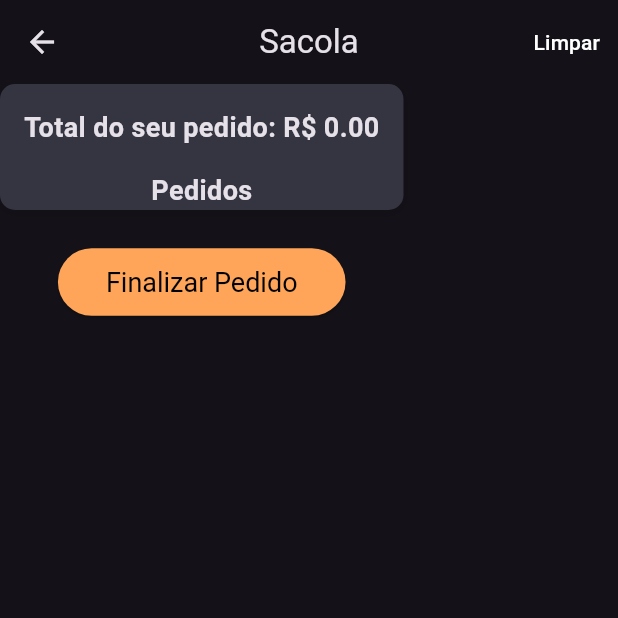
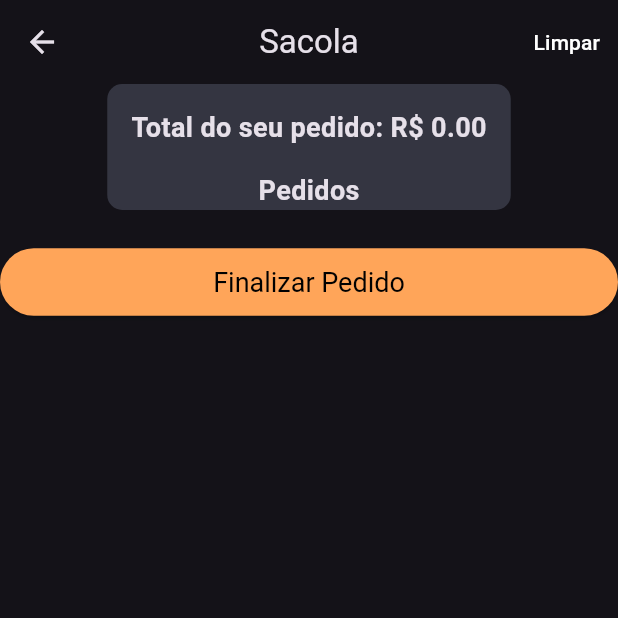
Before and after one commit to TarcizioDantas/ImersaoAluraMobile04-2025, a Flutter app: the CheckoutScreen screen opened directly, on a phone screen of 412 x 824 dp, the top half of it. Run offline on Flutter 3.47's test engine with Material 3 defaults, Android fonts, the phone set to English and light mode, and no system bars; our stand-ins replace badges.

Commit message:
Criando tela de detalhes do prato
daqui pra frente só por minha conta do desenvolvimento.

```diff
--- a/app_delivery_mobile/lib/ui/checkout/checkout_screen.dart
+++ b/app_delivery_mobile/lib/ui/checkout/checkout_screen.dart
@@ -26,18 +26,13 @@ class CheckoutScreen extends StatelessWidget {
         ),
            body: SingleChildScrollView(
              child: Column(
+               crossAxisAlignment: CrossAxisAlignment.stretch,
                children: [
-                 Container(
+                 Center(
+                   child: Container(
                       decoration: BoxDecoration(
                         color: AppColors.lightBackgroundColor,
                         borderRadius: BorderRadius.circular(10),
-                      boxShadow: const [
-                        BoxShadow(
-                          color: Colors.black12,
-                          blurRadius: 5,
-                          offset: Offset(0, 2),
-                        ),
-                      ],
                       ),
                      child: Column(
                        children: [
@@ -47,6 +42,7 @@ class CheckoutScreen extends StatelessWidget {
                          ),
                          Text("Pedidos", style: TextStyle(fontSize: 18, fontWeight: FontWeight.bold),),
                        ],
+                     ),
                    ),
                  ),
 
--- a/app_delivery_mobile/lib/ui/restaurant/restaurant_screen.dart
+++ b/app_delivery_mobile/lib/ui/restaurant/restaurant_screen.dart
@@ -2,6 +2,7 @@ import 'package:app_delivery_mobile/model/dish.dart';
 import 'package:app_delivery_mobile/model/restaurant.dart';
 import 'package:app_delivery_mobile/ui/_core/bag_provider.dart';
 import 'package:app_delivery_mobile/ui/_core/widgets/appbar.dart';
+import 'package:app_delivery_mobile/ui/dish/dish_datalhes.dart';
 import 'package:flutter/material.dart';
 import 'package:provider/provider.dart';
 
@@ -28,6 +29,7 @@ class RestaurantScreen extends StatelessWidget {
                         onTap: () {
                           // Aqui você pode adicionar a lógica para abrir a tela de detalhes do prato
                           //Ex. Navigator.push(context, MaterialPageRoute(builder: (context) => DishDetailScreen(dish: dish)));
+                          Navigator.push(context, MaterialPageRoute(builder: (context) => DishDatalhes(dish: dish, restaurant: restaurant,)));
                         },
                           leading: Image.asset('assets/${dish.imagePath}', width: 80,
                           height: 80,
```
Also changed, not shown: app_delivery_mobile/lib/ui/dish/dish_datalhes.dart (added, +43 -0 lines). Lines whose indentation alone changed are shown as unchanged.
